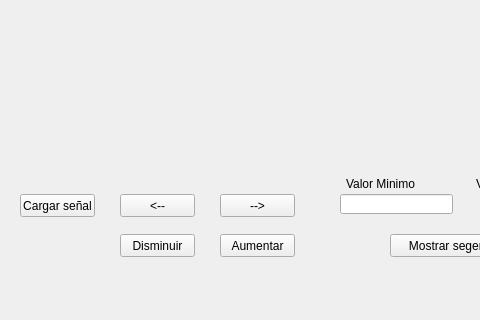
The window that interfaz_signal.ui (Lmarvq/Trabajo_Final) describes before a commit, drawn with Qt 5; both pictures show x 0 to 480 and y 236 to 556 of the 676 by 556 pixel window.
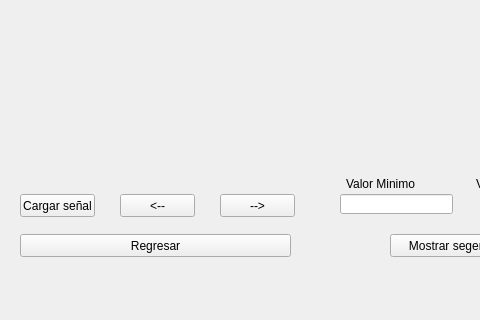
The same window after the commit.

```diff
--- a/interfaz_signal.ui
+++ b/interfaz_signal.ui
@@ -63,32 +63,6 @@
      <string>--&gt;</string>
     </property>
    </widget>
-   <widget class="QPushButton" name="boton_disminuir">
-    <property name="geometry">
-     <rect>
-      <x>120</x>
-      <y>470</y>
-      <width>75</width>
-      <height>23</height>
-     </rect>
-    </property>
-    <property name="text">
-     <string>Disminuir</string>
-    </property>
-   </widget>
-   <widget class="QPushButton" name="boton_aumentar">
-    <property name="geometry">
-     <rect>
-      <x>220</x>
-      <y>470</y>
-      <width>75</width>
-      <height>23</height>
-     </rect>
-    </property>
-    <property name="text">
-     <string>Aumentar</string>
-    </property>
-   </widget>
    <widget class="QPushButton" name="mostrar">
     <property name="geometry">
      <rect>
@@ -148,6 +122,19 @@
      <string>Valor Maximo</string>
     </property>
    </widget>
+   <widget class="QPushButton" name="boton_regresar">
+    <property name="geometry">
+     <rect>
+      <x>20</x>
+      <y>470</y>
+      <width>271</width>
+      <height>23</height>
+     </rect>
+    </property>
+    <property name="text">
+     <string>Regresar</string>
+    </property>
+   </widget>
   </widget>
   <widget class="QMenuBar" name="menubar">
    <property name="geometry">
```
